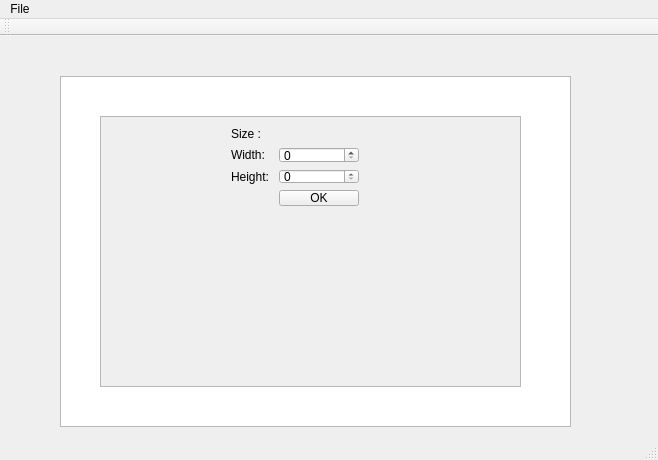
This is spriteview.ui in Mitten25/SpriteEditor as Qt 5 draws it before an edit. The edited form follows.
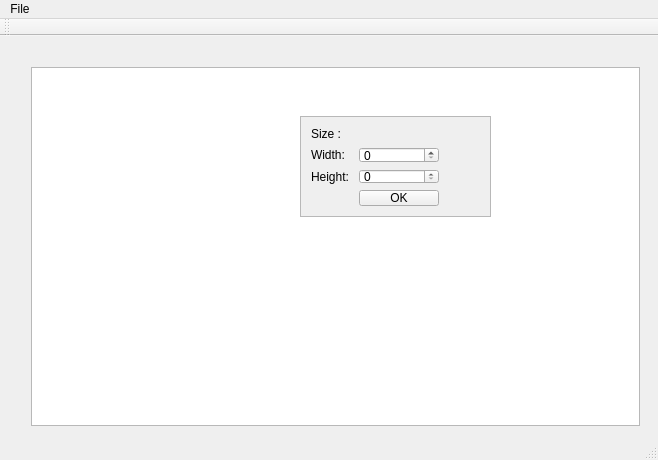
This is the edited form.

Commit message: Additional attempts at scaling and adding some buttons

The edit to the form file:
```diff
--- a/spriteview.ui
+++ b/spriteview.ui
@@ -20,38 +20,16 @@
    <string>SpriteView</string>
   </property>
   <widget class="QWidget" name="centralWidget">
-   <widget class="QTableView" name="tableView">
-    <property name="geometry">
-     <rect>
-      <x>60</x>
-      <y>40</y>
-      <width>511</width>
-      <height>351</height>
-     </rect>
-    </property>
-    <property name="sizePolicy">
-     <sizepolicy hsizetype="MinimumExpanding" vsizetype="MinimumExpanding">
-      <horstretch>1</horstretch>
-      <verstretch>1</verstretch>
-     </sizepolicy>
-    </property>
-    <property name="maximumSize">
-     <size>
-      <width>16777215</width>
-      <height>16777215</height>
-     </size>
-    </property>
-   </widget>
    <widget class="QFrame" name="frame">
     <property name="enabled">
      <bool>true</bool>
     </property>
     <property name="geometry">
      <rect>
-      <x>100</x>
+      <x>300</x>
       <y>80</y>
-      <width>421</width>
-      <height>271</height>
+      <width>191</width>
+      <height>101</height>
      </rect>
     </property>
     <property name="sizePolicy">
@@ -72,7 +50,7 @@
     <widget class="QWidget" name="gridLayoutWidget">
      <property name="geometry">
       <rect>
-       <x>120</x>
+       <x>0</x>
        <y>0</y>
        <width>191</width>
        <height>101</height>
@@ -142,6 +120,39 @@
      </layout>
     </widget>
    </widget>
+   <widget class="QWidget" name="gridLayoutWidget_2">
+    <property name="geometry">
+     <rect>
+      <x>20</x>
+      <y>20</y>
+      <width>631</width>
+      <height>381</height>
+     </rect>
+    </property>
+    <layout class="QGridLayout" name="gridLayout_2">
+     <property name="sizeConstraint">
+      <enum>QLayout::SetNoConstraint</enum>
+     </property>
+     <item row="0" column="0">
+      <widget class="QTableView" name="tableView">
+       <property name="sizePolicy">
+        <sizepolicy hsizetype="Expanding" vsizetype="Expanding">
+         <horstretch>0</horstretch>
+         <verstretch>0</verstretch>
+        </sizepolicy>
+       </property>
+       <property name="maximumSize">
+        <size>
+         <width>16777215</width>
+         <height>16777215</height>
+        </size>
+       </property>
+      </widget>
+     </item>
+    </layout>
+   </widget>
+   <zorder>gridLayoutWidget_2</zorder>
+   <zorder>frame</zorder>
   </widget>
   <widget class="QMenuBar" name="menuBar">
    <property name="geometry">
```
Left out of the diff: 20 changed lines with no effect on the pictures.
